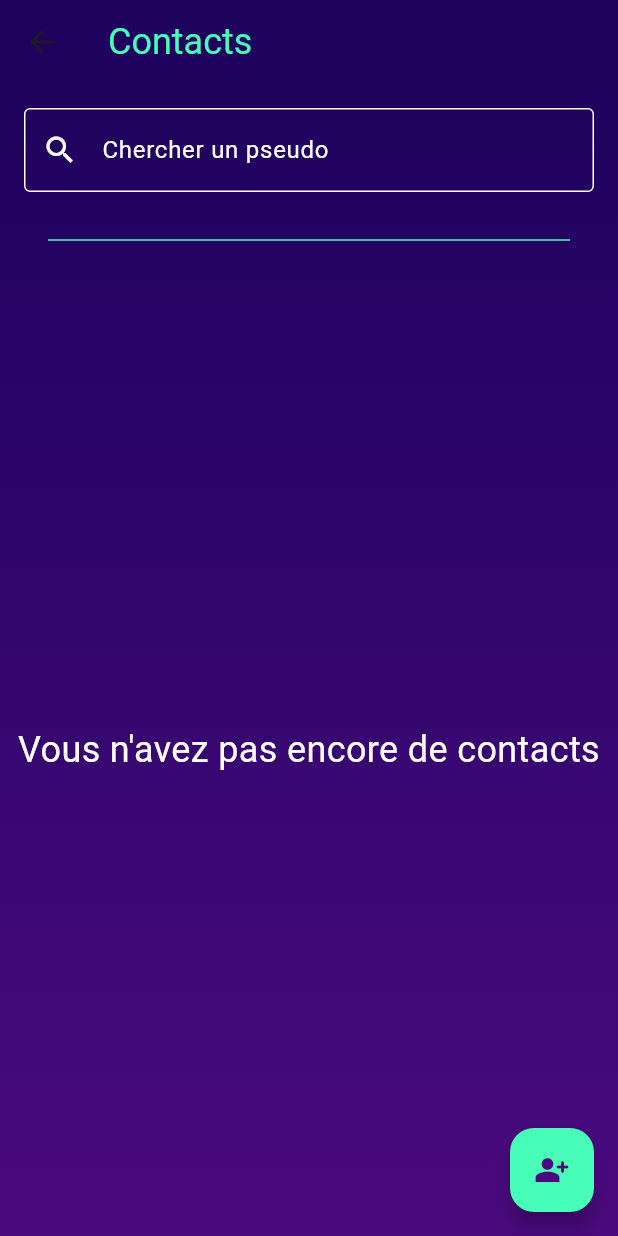
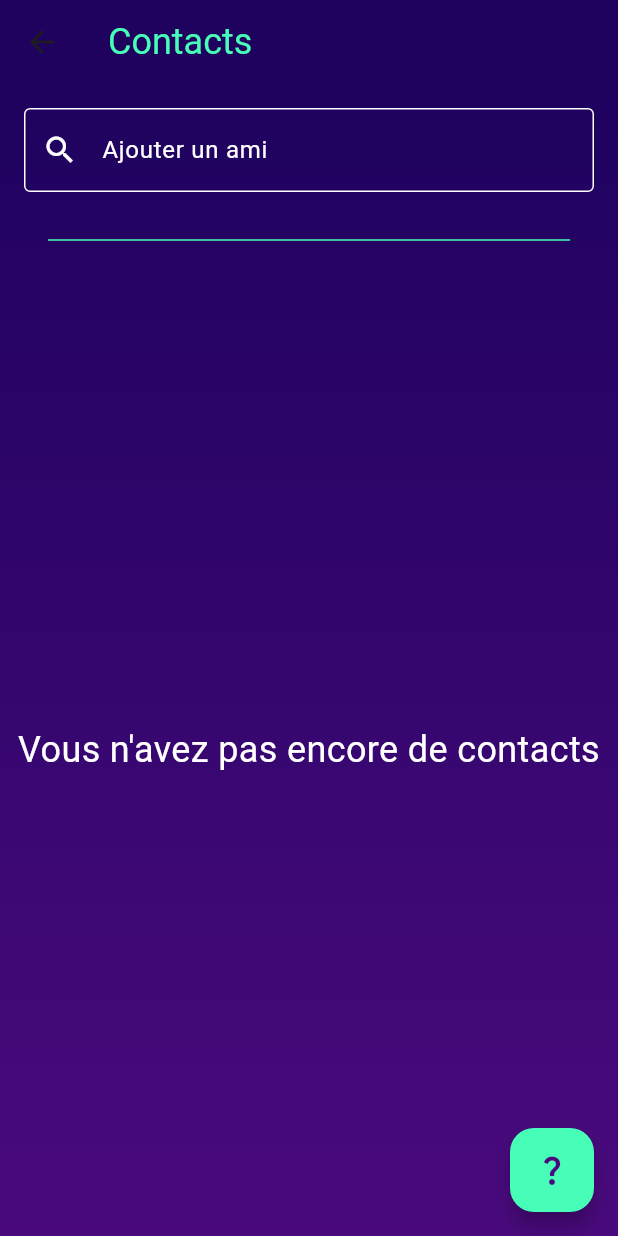
Before and after one commit to ThomasFabrePro/quizz_app_provider, a Flutter app: the BasePage screen opened directly, on a phone screen of 412 x 824 dp. Run offline on Flutter 3.47's test engine with Material 3 defaults, Android fonts, the light colour scheme and no system bars; our stand-ins replace auto_size_text, formz, go_router, shared_preferences; accounts and stored records are empty; Roboto replaces fonts that are missing (Corben).

Commit message:
pending contact page init

```diff
--- a/lib/models/persons/user.dart
+++ b/lib/models/persons/user.dart
@@ -9,12 +9,14 @@ class User {
   final String pseudo;
   List<Stat> stats;
   List<Contact> contacts;
+  List<Contact> pendingContactInvitations = [];
   User(
       {required this.id,
       required this.email,
       required this.pseudo,
       this.stats = const <Stat>[],
-      this.contacts = const <Contact>[]});
+      this.contacts = const <Contact>[],
+      this.pendingContactInvitations = const <Contact>[]});
 
   User fromJson(dynamic json) {
     final String id = json["_id"];
--- a/lib/screens/contacts/contacts_page.dart
+++ b/lib/screens/contacts/contacts_page.dart
@@ -1,12 +1,11 @@
 import 'package:flutter/material.dart';
 import 'package:provider/provider.dart';
 import 'package:quizz_app_provider/common/theme.dart';
-import 'package:quizz_app_provider/models/persons/contact_model.dart';
-import 'package:quizz_app_provider/models/persons/user.dart';
 import 'package:quizz_app_provider/models/services/contact_list_service.dart';
 import 'package:quizz_app_provider/screens/base/base_page.dart';
 import 'package:quizz_app_provider/web_service/repositories/contact_repository.dart';
 import 'package:quizz_app_provider/widgets/buttons/add_contact_button.dart';
+import 'package:quizz_app_provider/widgets/buttons/pending_contact_invitation.dart';
 import 'package:quizz_app_provider/widgets/contacts/contact_list.dart';
 import 'package:quizz_app_provider/widgets/contacts/contact_search_bar.dart';
 
@@ -17,7 +16,7 @@ class ContactsPage extends StatelessWidget {
   Widget build(BuildContext context) {
     return const BasePage(
       appBarText: 'Contacts',
-      floatingActionButton: AddContactButton(),
+      floatingActionButton: PendingContactInvitation(),
       child: ContactsPageContent(),
     );
   }
--- /dev/null
+++ b/lib/widgets/buttons/pending_contact_invitation.dart
@@ -0,0 +1,25 @@
+import 'package:flutter/material.dart';
+import 'package:go_router/go_router.dart';
+import 'package:quizz_app_provider/common/theme.dart';
+import 'package:quizz_app_provider/models/persons/user.dart';
+
+class PendingContactInvitation extends StatelessWidget {
+  const PendingContactInvitation({super.key});
+
+  @override
+  Widget build(BuildContext context) {
+    return FloatingActionButton(
+      backgroundColor: ThemeConfig.primaryColor,
+      onPressed: () {
+        context.go('/home/contacts/pending_contact_invitations');
+      },
+      child: Badge(
+        label: Text(user.pendingContactInvitations.length.toString()),
+        offset: const Offset(10, -5),
+        isLabelVisible: user.pendingContactInvitations.isNotEmpty,
+        child:
+            const Icon(Icons.question_mark, color: ThemeConfig.secondaryColor),
+      ),
+    );
+  }
+}
--- a/lib/widgets/contacts/contact_list.dart
+++ b/lib/widgets/contacts/contact_list.dart
@@ -3,6 +3,7 @@ import 'package:provider/provider.dart';
 import 'package:quizz_app_provider/models/persons/contact_model.dart';
 import 'package:quizz_app_provider/models/persons/user.dart';
 import 'package:quizz_app_provider/models/services/contact_list_service.dart';
+import 'package:quizz_app_provider/widgets/contacts/add_contact_card.dart';
 import 'package:quizz_app_provider/widgets/contacts/contact_card.dart';
 
 class ContactListView extends StatelessWidget {
--- a/lib/widgets/contacts/contact_search_bar.dart
+++ b/lib/widgets/contacts/contact_search_bar.dart
@@ -2,7 +2,7 @@ import 'package:flutter/material.dart';
 import 'package:provider/provider.dart';
 import 'package:quizz_app_provider/common/theme.dart';
 import 'package:quizz_app_provider/models/services/contact_list_service.dart';
-import 'package:quizz_app_provider/widgets/contacts/contact_card.dart';
+import 'package:quizz_app_provider/widgets/contacts/add_contact_card.dart';
 
 class ContactSearchBar extends StatefulWidget {
   const ContactSearchBar({Key? key}) : super(key: key);
@@ -37,7 +37,7 @@ class _ContactSearchBarState extends State<ContactSearchBar> {
                 style: const TextStyle(color: Colors.white),
                 cursorColor: ThemeConfig.primaryColor,
                 decoration: const InputDecoration(
-                  labelText: 'Chercher un pseudo',
+                  labelText: 'Ajouter un ami',
                   labelStyle: TextStyle(color: Colors.white),
                   enabledBorder: OutlineInputBorder(
                     borderSide: BorderSide(width: 1, color: Colors.white),
@@ -55,17 +55,11 @@ class _ContactSearchBarState extends State<ContactSearchBar> {
             ),
             Visibility(
               visible: service.contactFetchedFromSearchBar != null,
-              child: ContactCard(
+              child: AddContactCard(
                 pseudo: service.contactFetchedFromSearchBar?.pseudo ?? "",
-                trailing: IconButton(
-                  icon: const Icon(
-                    Icons.add,
-                    color: ThemeConfig.primaryColor,
-                  ),
-                  onPressed: () async {
-                    await service.addContact();
-                  },
-                ),
+                onPressed: () async {
+                  await service.addContact();
+                },
               ),
             ),
           ],
```
Also changed, not shown: lib/app.dart (+14 -6 lines), lib/models/services/contact_list_service.dart (+6 -1 lines), lib/screens/contacts/pending_contact_invitations_page.dart (added, +50 -0 lines), lib/widgets/contacts/add_contact_card.dart (added, +44 -0 lines), lib/widgets/contacts/contact_card.dart (+9 -8 lines).
